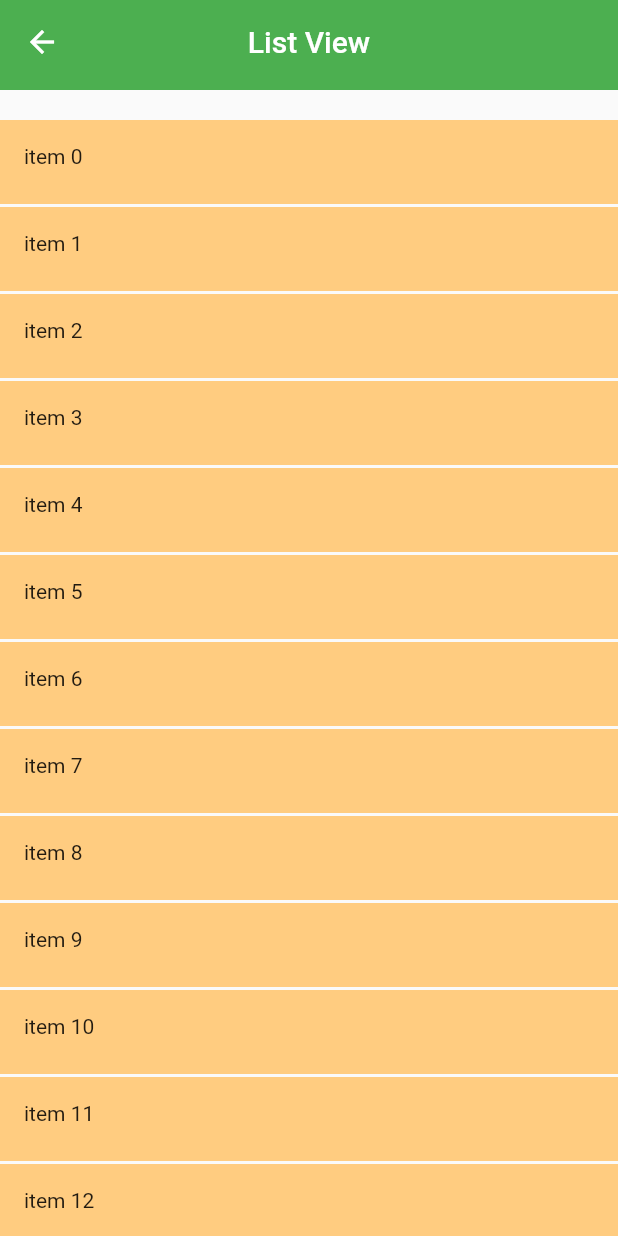
After one commit to Luca-Virgilio/flutter_library, a Flutter app: the ListViewScreen screen opened by its route, on a phone screen of 412 x 824 dp. The commit adds this screen. Run offline on Flutter 3.47's test engine with Material 2 defaults, Android fonts, the phone set to English and light mode, and no system bars; our stand-ins replace flutter_riverpod, go_router.

Commit message:
Create list view component

```diff
--- a/lib/pages/components/component_list_page.dart
+++ b/lib/pages/components/component_list_page.dart
@@ -12,6 +12,7 @@ class ComponentListScreen extends StatelessWidget {
   Widget build(BuildContext context) {
     final List<ExampleItem> examples = [
       ExampleItem(name: 'Slider', route: '/components/slider'),
+      ExampleItem(name: 'List view', route: '/components/listView'),
     ];
 
     return Scaffold(
--- /dev/null
+++ b/lib/pages/components/list_view_screen.dart
@@ -0,0 +1,48 @@
+import 'dart:developer';
+
+import 'package:flutter/cupertino.dart';
+import 'package:flutter/material.dart';
+
+import '../../widgets/custom_app_bar.dart';
+
+class ListViewScreen extends StatelessWidget {
+  const ListViewScreen({Key? key}) : super(key: key);
+
+  @override
+  Widget build(BuildContext context) {
+    final int listLength = 30;
+
+    return Scaffold(
+        appBar: const CustomAppBar(title: 'List View'),
+        body: Column(
+          children: [
+            const SizedBox(
+              height: 20,
+            ),
+            Expanded(
+              child: RefreshIndicator(
+                onRefresh: () async {
+                  //simulate async call
+                  await Future.delayed(const Duration(seconds: 2));
+                },
+                child: ListView.separated(
+                    itemCount: listLength,
+                    separatorBuilder: (BuildContext context, int index) =>
+                        const SizedBox(
+                          height: 2,
+                        ),
+                    itemBuilder: (_, int index) {
+                      return ListTile(
+                          onTap: () => log('click item $index'),
+                          onLongPress: () {
+                            log('long press item $index');
+                          },
+                          tileColor: Colors.orange.shade200,
+                          leading: Text('item $index'));
+                    }),
+              ),
+            ),
+          ],
+        ));
+  }
+}
--- a/lib/router.dart
+++ b/lib/router.dart
@@ -1,5 +1,6 @@
 import 'package:flutter/cupertino.dart';
 import 'package:flutter_widgets/pages/components/component_list_page.dart';
+import 'package:flutter_widgets/pages/components/list_view_screen.dart';
 import 'package:flutter_widgets/pages/components/slider_screen.dart';
 import 'package:flutter_widgets/pages/home_screen.dart';
 import 'package:flutter_widgets/pages/state_management/counter_page.dart';
@@ -57,6 +58,11 @@ List<GoRoute> routes = <GoRoute>[
                 builder: (BuildContext context, GoRouterState state) =>
                     const SliderScreen(),
               ),
+              GoRoute(
+                path: 'listView',
+                builder: (BuildContext context, GoRouterState state) =>
+                    const ListViewScreen(),
+              ),
             ]),
       ]),
 ];
```
